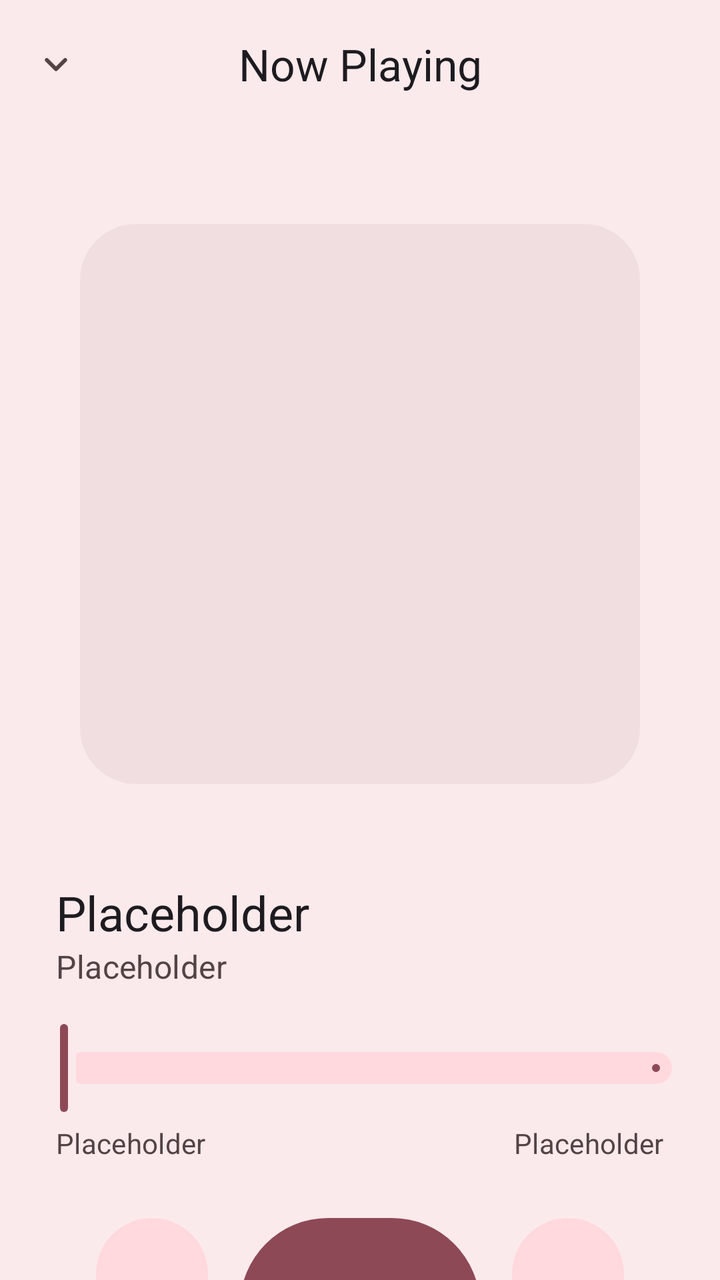
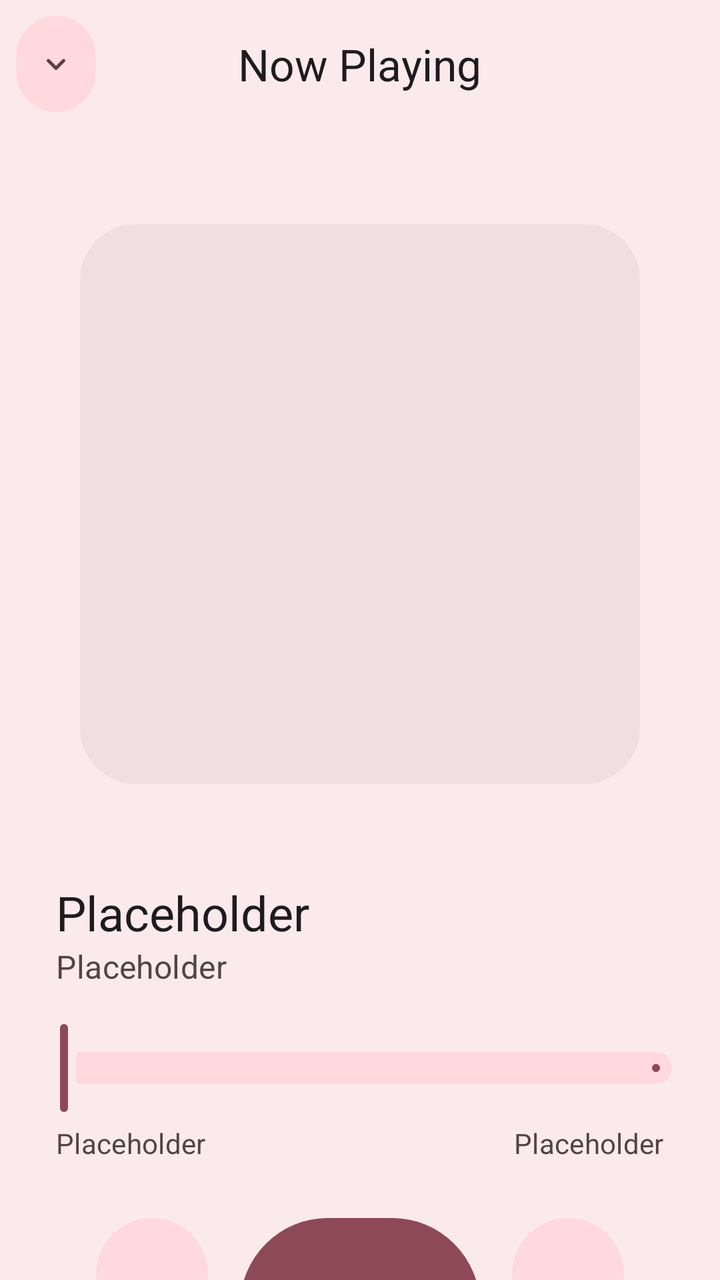

Two renders of the same Android screen: before a commit and after it. Below are the layout's source before the change and the commit's diff.
<!-- AndroidManifest.xml: another module's application theme Theme.Music -->
<!-- res/layout/route_now_playing.xml -->
<?xml version="1.0" encoding="utf-8"?>
<androidx.appcompat.widget.LinearLayoutCompat
    xmlns:android="http://schemas.android.com/apk/res/android"
    xmlns:app="http://schemas.android.com/apk/res-auto"
    android:layout_width="match_parent"
    android:layout_height="match_parent"
    android:background="?attr/colorSurfaceContainer"
    android:orientation="vertical">

    <com.google.android.material.appbar.AppBarLayout
        android:layout_width="match_parent"
        android:layout_height="wrap_content">

        <com.google.android.material.appbar.MaterialToolbar
            android:layout_width="match_parent"
            android:layout_height="wrap_content"
            android:minHeight="?attr/actionBarSize"
            android:background="?attr/colorSurfaceContainer"
            app:title="@string/now_playing_title"
            app:titleCentered="true"
            app:navigationIcon="@drawable/round_keyboard_arrow_down_24"
            app:navigationIconTint="?attr/colorOnSurfaceVariant"/>

    </com.google.android.material.appbar.AppBarLayout>

    <Space
        android:layout_width="0dp"
        android:layout_height="0dp"
        android:layout_weight="1"/>

    <com.google.android.material.imageview.ShapeableImageView
        android:id="@+id/now_playing_artwork"
        android:layout_width="280dp"
        android:layout_height="280dp"
        android:layout_gravity="center"
        android:layout_marginHorizontal="52dp"
        android:layout_marginVertical="48dp"
        android:background="?attr/colorSurfaceContainerHighest"
        app:shapeAppearanceOverlay="@style/Widget.MaterialComponents.ShapeableImageView.NowPlayingArtwork"/>

    <Space
        android:layout_width="0dp"
        android:layout_height="0dp"
        android:layout_weight="1"/>

    <com.google.android.material.textview.MaterialTextView
        style="?attr/textAppearanceHeadlineSmall"
        android:id="@+id/now_playing_title"
        android:layout_width="match_parent"
        android:layout_height="wrap_content"
        android:layout_marginHorizontal="28dp"
        android:ellipsize="end"
        android:maxLines="1"
        android:text="@string/placeholder"/>

    <com.google.android.material.textview.MaterialTextView
        style="?attr/textAppearanceTitleMedium"
        android:id="@+id/now_playing_artist"
        android:layout_width="match_parent"
        android:layout_height="wrap_content"
        android:layout_marginHorizontal="28dp"
        android:ellipsize="end"
        android:maxLines="1"
        android:text="@string/placeholder"
        android:textColor="?attr/colorOnSurfaceVariant"/>

    <Space
        android:layout_width="0dp"
        android:layout_height="16dp"/>

    <com.google.android.material.slider.Slider
        android:id="@+id/now_playing_progress"
        android:layout_width="match_parent"
        android:layout_height="wrap_content"
        android:layout_marginHorizontal="10dp"
        android:valueFrom="0.0"
        android:valueTo="1.0"
        android:contentDescription="@string/now_playing_progress"/>

    <Space
        android:layout_width="0dp"
        android:layout_height="4dp"/>

    <androidx.appcompat.widget.LinearLayoutCompat
        android:layout_width="match_parent"
        android:layout_height="wrap_content"
        android:layout_marginHorizontal="28dp">

        <com.google.android.material.textview.MaterialTextView
            style="?attr/textAppearanceLabelLarge"
            android:id="@+id/now_playing_current_time"
            android:layout_width="wrap_content"
            android:layout_height="wrap_content"
            android:ellipsize="end"
            android:maxLines="1"
            android:text="@string/placeholder"
            android:textColor="?attr/colorOnSurfaceVariant"/>

        <Space
            android:layout_width="0dp"
            android:layout_height="0dp"
            android:layout_weight="1"/>

        <com.google.android.material.textview.MaterialTextView
            style="?attr/textAppearanceLabelLarge"
            android:id="@+id/now_playing_total_time"
            android:layout_width="wrap_content"
            android:layout_height="wrap_content"
            android:ellipsize="end"
            android:maxLines="1"
            android:text="@string/placeholder"
            android:textColor="?attr/colorOnSurfaceVariant"/>

    </androidx.appcompat.widget.LinearLayoutCompat>

    <Space
        android:layout_width="0dp"
        android:layout_height="24dp"/>

    <androidx.appcompat.widget.LinearLayoutCompat
        android:layout_width="match_parent"
        android:layout_height="wrap_content"
        android:layout_marginHorizontal="28dp"
        android:gravity="center_horizontal">

        <com.google.android.material.button.MaterialButton
            style="?attr/materialIconButtonFilledTonalStyle"
            android:width="64dp"
            android:height="96dp"
            android:layout_width="wrap_content"
            android:layout_height="wrap_content"
            android:contentDescription="@string/now_playing_skip_prev"
            app:icon="@drawable/round_skip_previous_24"
            app:iconSize="32dp"
            app:iconGravity="textStart"/>

        <com.google.android.material.button.MaterialButton
            style="?attr/materialIconButtonFilledStyle"
            android:width="128dp"
            android:height="96dp"
            android:layout_width="wrap_content"
            android:layout_height="wrap_content"
            android:layout_marginHorizontal="8dp"
            android:contentDescription="@string/now_playing_pause"
            app:icon="@drawable/round_pause_24"
            app:iconSize="32dp"
            app:iconGravity="textStart"/>

        <com.google.android.material.button.MaterialButton
            style="?attr/materialIconButtonFilledTonalStyle"
            android:width="64dp"
            android:height="96dp"
            android:layout_width="wrap_content"
            android:layout_height="wrap_content"
            android:contentDescription="@string/now_playing_skip_next"
            app:icon="@drawable/round_skip_next_24"
            app:iconSize="32dp"
            app:iconGravity="textStart"/>

    </androidx.appcompat.widget.LinearLayoutCompat>

    <Space
        android:layout_width="0dp"
        android:layout_height="0dp"
        android:layout_weight="2"/>

</androidx.appcompat.widget.LinearLayoutCompat>
<!-- resources referenced by this layout -->
<resources>
  <string name="now_playing_pause">Pause</string>
  <string name="now_playing_progress">Progress</string>
  <string name="now_playing_skip_next">Skip next</string>
  <string name="now_playing_skip_prev">Skip previous</string>
  <string name="now_playing_title">Now Playing</string>
  <string name="placeholder">Placeholder</string>
  <color name="md_theme_primary">#8E4957</color>
  <color name="md_theme_onPrimary">#FFFFFF</color>
  <color name="md_theme_primaryContainer">#FFD9DE</color>
  <color name="md_theme_onPrimaryContainer">#71333F</color>
  <color name="md_theme_secondary">#75565B</color>
  <color name="md_theme_onSecondary">#FFFFFF</color>
  <color name="md_theme_secondaryContainer">#FFD9DE</color>
  <color name="md_theme_onSecondaryContainer">#5C3F43</color>
  <color name="md_theme_tertiary">#795831</color>
  <color name="md_theme_onTertiary">#FFFFFF</color>
  <color name="md_theme_tertiaryContainer">#FFDDBA</color>
  <color name="md_theme_onTertiaryContainer">#5F411C</color>
  <color name="md_theme_error">#BA1A1A</color>
  <color name="md_theme_onError">#FFFFFF</color>
  <color name="md_theme_errorContainer">#FFDAD6</color>
  <color name="md_theme_onErrorContainer">#93000A</color>
  <color name="md_theme_background">#FFF8F7</color>
  <color name="md_theme_onBackground">#22191A</color>
  <color name="md_theme_surface">#FFF8F7</color>
  <color name="md_theme_onSurface">#22191A</color>
  <color name="md_theme_surfaceVariant">#F3DDDF</color>
  <color name="md_theme_onSurfaceVariant">#524345</color>
  <color name="md_theme_outline">#847375</color>
  <color name="md_theme_outlineVariant">#D6C2C3</color>
  <color name="md_theme_inverseSurface">#382E2F</color>
  <color name="md_theme_inverseOnSurface">#FEEDEE</color>
  <color name="md_theme_inversePrimary">#FFB2BE</color>
  <color name="md_theme_primaryFixed">#FFD9DE</color>
  <color name="md_theme_onPrimaryFixed">#3B0716</color>
  <color name="md_theme_primaryFixedDim">#FFB2BE</color>
  <color name="md_theme_onPrimaryFixedVariant">#71333F</color>
  <color name="md_theme_secondaryFixed">#FFD9DE</color>
  <color name="md_theme_onSecondaryFixed">#2C1519</color>
  <color name="md_theme_secondaryFixedDim">#E5BDC2</color>
  <color name="md_theme_onSecondaryFixedVariant">#5C3F43</color>
  <color name="md_theme_tertiaryFixed">#FFDDBA</color>
  <color name="md_theme_onTertiaryFixed">#2B1700</color>
  <color name="md_theme_tertiaryFixedDim">#EBBF90</color>
  <color name="md_theme_onTertiaryFixedVariant">#5F411C</color>
  <color name="md_theme_surfaceDim">#E7D6D7</color>
  <color name="md_theme_surfaceBright">#FFF8F7</color>
  <color name="md_theme_surfaceContainerLowest">#FFFFFF</color>
  <color name="md_theme_surfaceContainerLow">#FFF0F1</color>
  <color name="md_theme_surfaceContainer">#FBEAEB</color>
  <color name="md_theme_surfaceContainerHigh">#F5E4E5</color>
  <color name="md_theme_surfaceContainerHighest">#F0DEE0</color>
  <style name="TextAppearance.Music.TitleSmall" parent="TextAppearance.Material3.TitleSmall">
          <item name="fontFamily">@font/inter</item>
      </style>
  <style name="TextAppearance.Music.BodyLarge" parent="TextAppearance.Material3.BodyLarge">
          <item name="fontFamily">@font/inter</item>
      </style>
  <style name="TextAppearance.Music.BodyMedium" parent="TextAppearance.Material3.BodyMedium">
          <item name="fontFamily">@font/inter</item>
      </style>
  <style name="TextAppearance.Music.BodySmall" parent="TextAppearance.Material3.BodySmall">
          <item name="fontFamily">@font/inter</item>
      </style>
  <style name="TextAppearance.Music.LabelLarge" parent="TextAppearance.Material3.LabelLarge">
          <item name="fontFamily">@font/inter</item>
      </style>
  <style name="TextAppearance.Music.LabelSmall" parent="TextAppearance.Material3.LabelSmall">
          <item name="fontFamily">@font/inter</item>
      </style>
  <!-- unchanged entries left out for length: 15 -->
</resources>

<!-- the commit's change to res/layout/route_now_playing.xml (unified diff, before → after) -->
@@ -7,21 +7,31 @@
     android:background="?attr/colorSurfaceContainer"
     android:orientation="vertical">
 
-    <com.google.android.material.appbar.AppBarLayout
+    <FrameLayout
         android:layout_width="match_parent"
-        android:layout_height="wrap_content">
+        android:layout_height="wrap_content"
+        android:minHeight="64dp">
 
-        <com.google.android.material.appbar.MaterialToolbar
-            android:layout_width="match_parent"
+        <com.google.android.material.button.MaterialButton
+            style="?attr/materialIconButtonFilledTonalStyle"
+            android:id="@+id/now_playing_close"
+            android:layout_width="48dp"
+            android:layout_height="56dp"
+            android:layout_gravity="start|center_vertical"
+            android:layout_marginStart="4dp"
+            android:contentDescription="@string/now_playing_close"
+            app:icon="@drawable/round_keyboard_arrow_down_24"
+            app:iconGravity="textStart"/>
+
+        <com.google.android.material.textview.MaterialTextView
+            style="?attr/textAppearanceTitleLarge"
+            android:id="@+id/now_playing_app_bar_title"
+            android:layout_width="wrap_content"
             android:layout_height="wrap_content"
-            android:minHeight="?attr/actionBarSize"
-            android:background="?attr/colorSurfaceContainer"
-            app:title="@string/now_playing_title"
-            app:titleCentered="true"
-            app:navigationIcon="@drawable/round_keyboard_arrow_down_24"
-            app:navigationIconTint="?attr/colorOnSurfaceVariant"/>
+            android:layout_gravity="center"
+            android:text="@string/now_playing_title"/>
 
-    </com.google.android.material.appbar.AppBarLayout>
+    </FrameLayout>
 
     <Space
         android:layout_width="0dp"
<!-- resource entries referenced after the edit -->
@@ -1,5 +1,6 @@
 <!-- resources referenced by this layout -->
 <resources>
+  <string name="now_playing_close">Close</string>
   <string name="now_playing_pause">Pause</string>
   <string name="now_playing_progress">Progress</string>
   <string name="now_playing_skip_next">Skip next</string>
